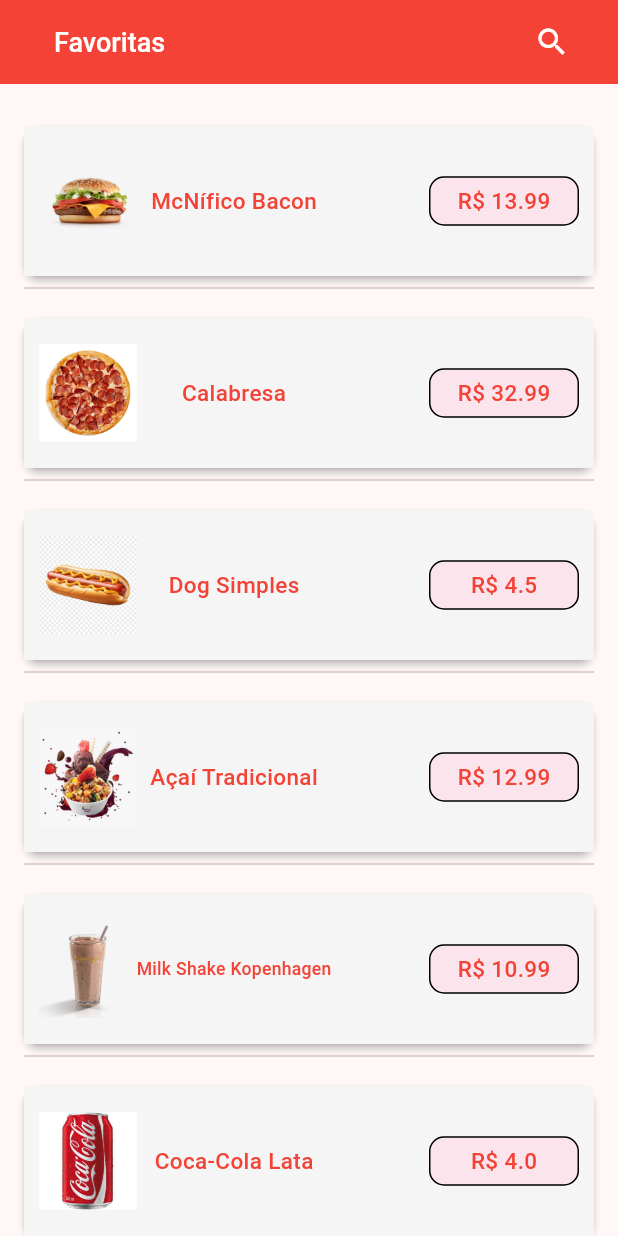
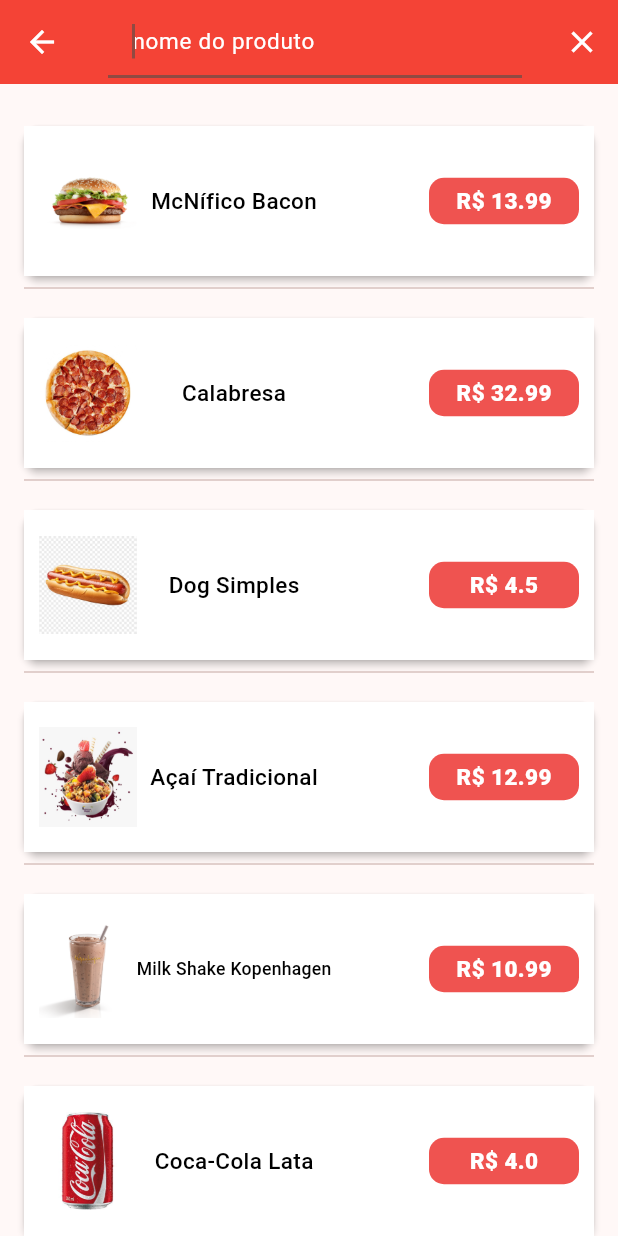
Before and after one commit to melquetrindade/delivery_app, a Flutter app: the FavoritosPage screen opened directly, after a tap on the "search" icon, on a phone screen of 412 x 824 dp. Run offline on Flutter 3.47's test engine with Material 3 defaults, Android fonts, the light colour scheme and no system bars; network calls fail.

Commit message:
inciando a função de pesquisa de produtos

```diff
--- a/delivery_app/lib/pages/favoritos_page.dart
+++ b/delivery_app/lib/pages/favoritos_page.dart
@@ -1,4 +1,5 @@
 import 'package:delivery_app/models/produto.dart';
+import 'package:delivery_app/pages/searchFav.dart';
 import 'package:delivery_app/repository/acai.dart';
 import 'package:delivery_app/repository/bebida.dart';
 import 'package:delivery_app/repository/favoritos.dart';
@@ -71,7 +72,9 @@
             Padding(
               padding: const EdgeInsets.only(right: 20),
               child: IconButton(
-                  onPressed: () {},
+                  onPressed: () {
+                    showSearch(context: context, delegate: SearchFavoritos(objtsProdutos: listaTeste));
+                  },
                   icon: Icon(
                     Icons.search,
                     color: Colors.white,
--- /dev/null
+++ b/delivery_app/lib/pages/searchFav.dart
@@ -0,0 +1,81 @@
+import 'package:delivery_app/models/produto.dart';
+import 'package:delivery_app/widgets/favoritos/card.dart';
+import 'package:flutter/material.dart';
+
+class SearchFavoritos extends SearchDelegate {
+  final List<Produto> objtsProdutos;
+
+  SearchFavoritos({required this.objtsProdutos});
+
+  @override
+  ThemeData appBarTheme(BuildContext context) {
+    return Theme.of(context).copyWith(
+      appBarTheme: const AppBarTheme(
+        color: Colors.red,
+      ),
+      textTheme: const TextTheme(
+        titleLarge: TextStyle(fontSize: 15.0, color: Colors.white),
+      ),
+      inputDecorationTheme: const InputDecorationTheme(
+        fillColor: Colors.red,
+        filled: true,
+        hintStyle: TextStyle(fontSize: 15.0, color: Colors.white),
+      ),
+    );
+  }
+
+  @override
+  String get searchFieldLabel => "nome do produto";
+
+  @override
+  List<Widget> buildActions(BuildContext context) {
+    return [
+      IconButton(
+        icon: Icon(
+          Icons.clear,
+          color: Colors.white,
+        ),
+        onPressed: () {
+          query = "";
+        },
+      ),
+    ];
+  }
+
+  @override
+  Widget buildLeading(BuildContext context) {
+    return IconButton(
+      icon: Icon(
+        Icons.arrow_back,
+        color: Colors.white,
+      ),
+      onPressed: () {
+        close(context, "");
+      },
+    );
+  }
+
+  @override
+  Widget buildResults(BuildContext context) {
+    return Text("Resultados para: $query", style: TextStyle(color: Colors.black),);
+  }
+
+  @override
+  Widget buildSuggestions(BuildContext context) {
+    List matchQuery = [];
+    for (var item in objtsProdutos) {
+      if (item.nome.toLowerCase().contains(query.toLowerCase())) {
+        matchQuery.add(item);
+      }
+    }
+
+    return ListView.separated(
+      itemBuilder: (BuildContext context, int produto) {
+        return MyCard(produto: matchQuery[produto]);
+      },
+      padding: EdgeInsets.all(16),
+      separatorBuilder: (_, ___) => Divider(),
+      itemCount: matchQuery.length,
+    );
+  }
+}
--- a/delivery_app/lib/widgets/favoritos/card.dart
+++ b/delivery_app/lib/widgets/favoritos/card.dart
@@ -1,4 +1,5 @@
 import 'package:delivery_app/models/produto.dart';
+import 'package:delivery_app/pages/produto_details.dart';
 import 'package:flutter/cupertino.dart';
 import 'package:flutter/material.dart';
 import 'package:flutter/widgets.dart';
@@ -12,6 +13,17 @@
 }
 
 class _MyCardState extends State<MyCard> {
+  mostrarDetalhes() {
+    Navigator.push(
+      context,
+      MaterialPageRoute(
+        builder: (_) => ProdutoDetails(
+          produto: widget.produto,
+        ),
+      ),
+    );
+  }
+
   @override
   Widget build(BuildContext context) {
     double preco = widget.produto.valor;
@@ -22,9 +34,11 @@
       margin: EdgeInsets.only(top: 12),
       elevation: 2,
       child: InkWell(
-        onTap: () {},
+        onTap: () {
+          mostrarDetalhes();
+        },
         child: Container(
-          color: Colors.grey[100],
+          color: Colors.white,
           height: 100,
           child: Padding(
             padding: const EdgeInsets.all(10),
@@ -46,7 +60,7 @@
                             widget.produto.nome,
                             style: TextStyle(
                                 fontWeight: FontWeight.w500,
-                                color: Colors.red,
+                                color: Colors.black,
                                 fontSize: 15),
                           ),
                           fit: BoxFit.scaleDown,
@@ -58,21 +72,18 @@
                 Container(
                     width: 100,
                     decoration: BoxDecoration(
-                        color: Colors.pink[50],
-                        borderRadius: BorderRadius.circular(10),
-                        border: Border.all(
-                          color: Colors.black,
-                          width: 1,
-                        )),
+                      color: Colors.red[400],
+                      borderRadius: BorderRadius.circular(10),
+                    ),
                     child: FittedBox(
                       child: Padding(
                         padding: const EdgeInsets.only(top: 5, bottom: 5),
                         child: Text(
                           'R\$ $preco',
                           style: TextStyle(
-                              fontWeight: FontWeight.w500,
+                              fontWeight: FontWeight.w800,
                               fontSize: 15,
-                              color: Colors.red),
+                              color: Colors.white),
                         ),
                       ),
                       fit: BoxFit.scaleDown,
```
